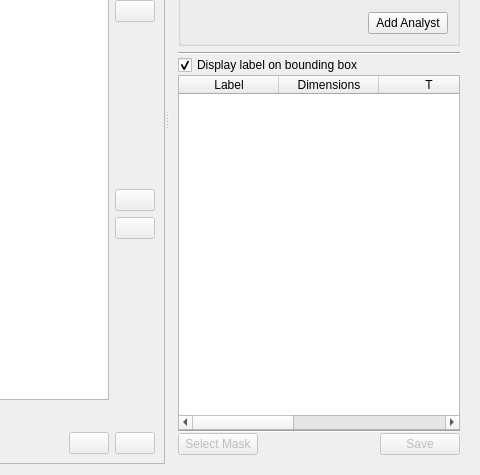
Before: the Qt Designer form bboxee/gui/annotation_widget.ui in persts/BBoxEE, drawn with Qt 5; both pictures show x 708 to 1188 and y 238 to 713 of the 1188 by 713 pixel window.
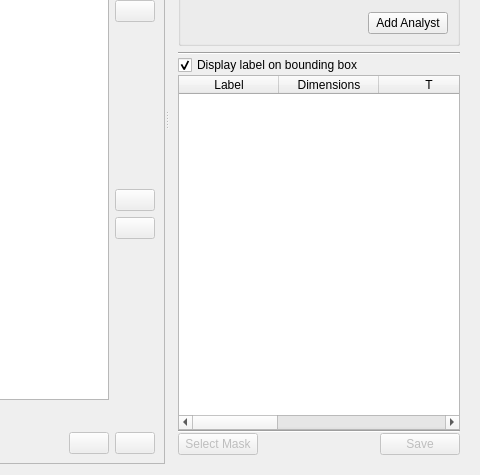
After: the same form once the commit is applied. Icons and pictures are not drawn. Custom widgets are drawn as their Qt base class.

Commit message: Updated keyboard shortcuts added delete button to label table

What changed in the file:
```diff
--- a/bboxee/gui/annotation_widget.ui
+++ b/bboxee/gui/annotation_widget.ui
@@ -706,6 +706,11 @@
               <string>Difficult</string>
              </property>
             </column>
+            <column>
+             <property name="text">
+              <string/>
+             </property>
+            </column>
            </widget>
           </item>
           <item>
```
The commit also changes 1 other file.
